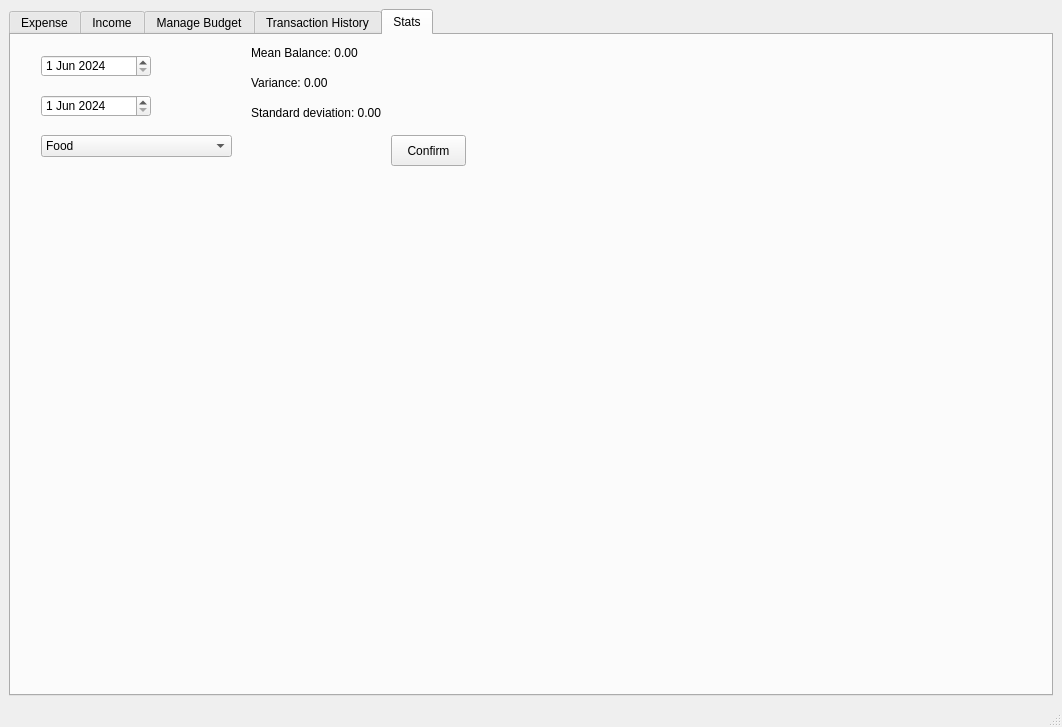
Before: the Qt Designer form GUI/mainwindow.ui in TheMaxL/Spending-and-Savings-Tracker, drawn with Qt 5.
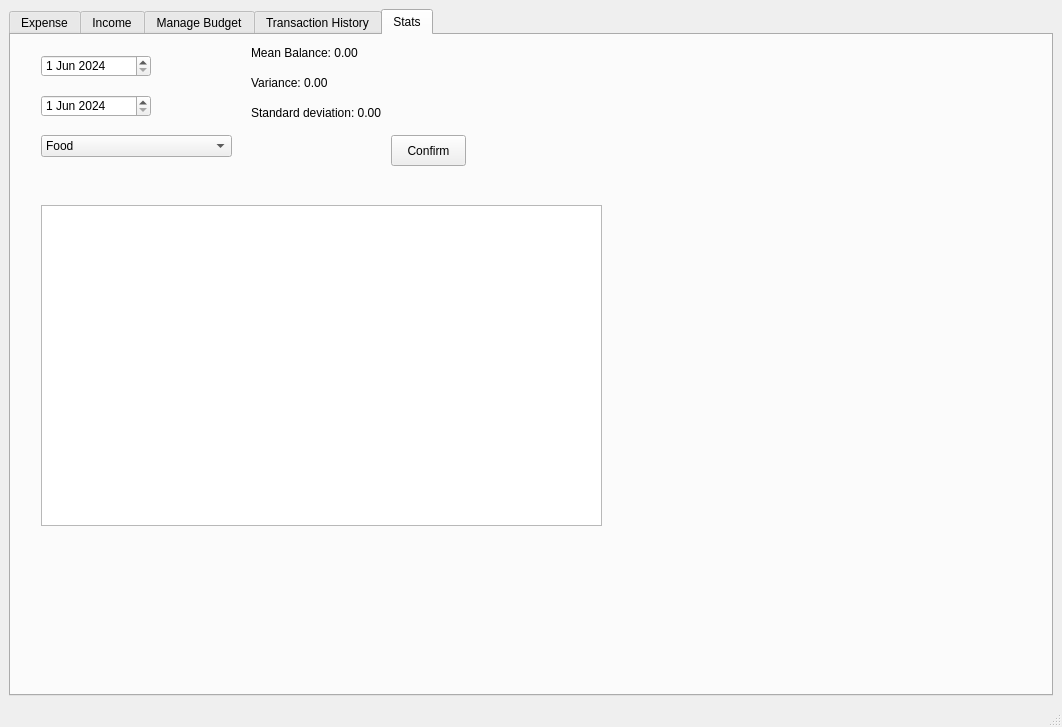
After: the same form once the commit is applied. The open tabs and pages were chosen to show the change.

Diff of the .ui file:
```diff
--- a/GUI/mainwindow.ui
+++ b/GUI/mainwindow.ui
@@ -1215,6 +1215,16 @@
          <string>Standard deviation: 0.00</string>
         </property>
        </widget>
+       <widget class="QGraphicsView" name="graphicsView">
+        <property name="geometry">
+         <rect>
+          <x>30</x>
+          <y>170</y>
+          <width>561</width>
+          <height>321</height>
+         </rect>
+        </property>
+       </widget>
       </widget>
      </widget>
     </item>
```
Left out of the diff: 20 changed lines with no effect on the pictures.
